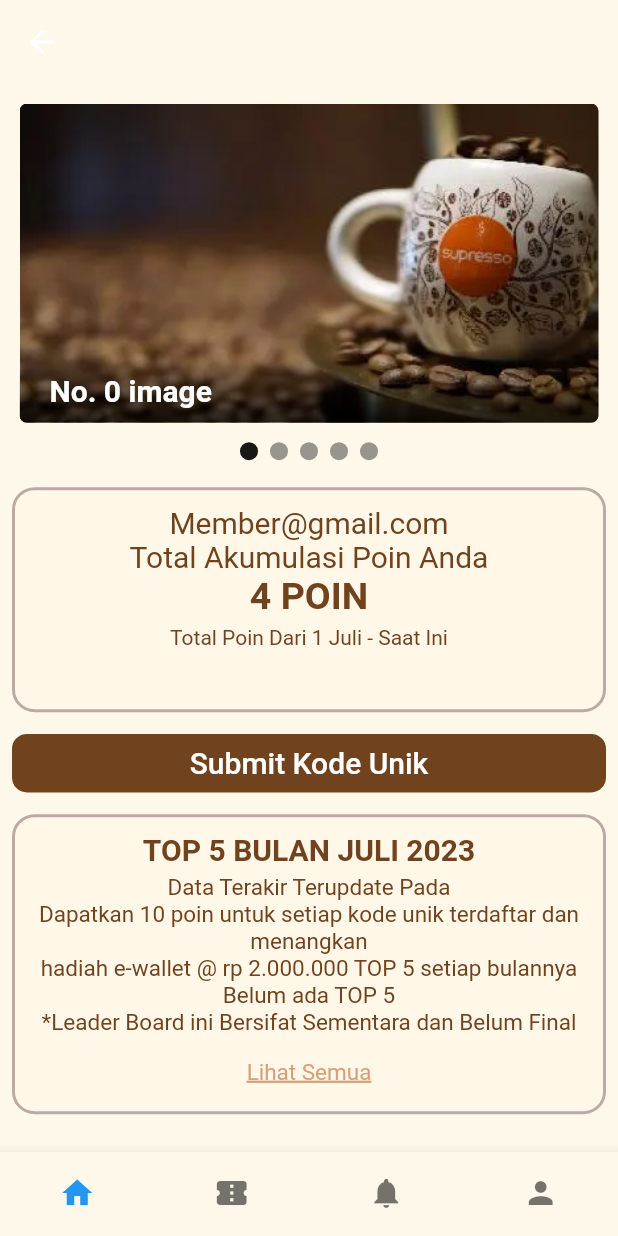
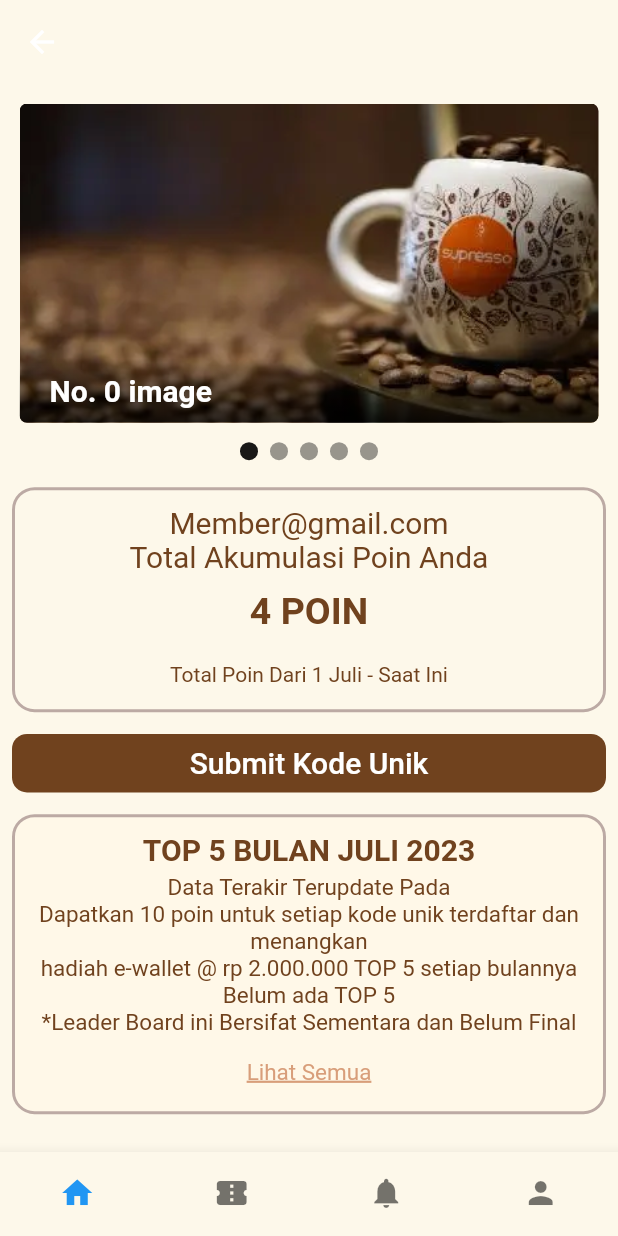
Before and after one commit to RonwasHere/dio, a Flutter app: the MainScreen screen opened directly, on a phone screen of 412 x 824 dp. Run offline on Flutter 3.47's test engine with Material 2 defaults, Android fonts, the phone set to English and light mode, and no system bars; drawn by our look-alikes of carousel_slider; our stand-ins replace gallery_saver.

Commit message:
fix = make it more clean code

```diff
--- a/lib/dua_page.dart
+++ b/lib/dua_page.dart
@@ -129,7 +129,7 @@ class _DuaPageState extends State<DuaPage> {
                       style: TextStyle(
                         fontSize: 18,
                         fontWeight: FontWeight.bold,
-                        color: Color(0xff70421e),
+                        color: kBrownColor,
                       ),
                       textAlign: TextAlign.center,
                     ),
@@ -137,7 +137,7 @@ class _DuaPageState extends State<DuaPage> {
                       'Masukkan kode unik yang tertera pada kemasan dan menangkan \nhadiah langsung Pulsa, Logam Mulia hingga Iphone 14',
                       style: TextStyle(
                         fontSize: 15,
-                        color: Color(0xff70421e),
+                        color: kBrownColor,
                       ),
                       textAlign: TextAlign.center,
                     ),
@@ -156,7 +156,7 @@ class _DuaPageState extends State<DuaPage> {
                     decoration: BoxDecoration(
                       borderRadius: BorderRadius.circular(10),
                       border: Border.all(
-                        color: Color(0xff70421e),
+                        color: kBrownColor,
                         width: 3,
                       ),
                     ),
@@ -189,7 +189,7 @@ class _DuaPageState extends State<DuaPage> {
                     width: MediaQuery.of(context).size.width,
                     child: TextButton(
                       style: TextButton.styleFrom(
-                        backgroundColor: Color(0xff70421e),
+                        backgroundColor: kBrownColor,
                         shape: RoundedRectangleBorder(
                           borderRadius: BorderRadius.circular(10),
                         ),
@@ -201,7 +201,7 @@ class _DuaPageState extends State<DuaPage> {
                         'Kirim ',
                         style: TextStyle(
                           fontSize: 20,
-                          color: Colors.white,
+                          color: kWhiteColor,
                         ),
                       ),
                     ),
@@ -212,7 +212,7 @@ class _DuaPageState extends State<DuaPage> {
           ),
         ),
       ),
-      backgroundColor: Color(0xfffdf8ea), //untuk warna background body aplikasi
+      backgroundColor: kWhiteColor, //untuk warna background body aplikasi
     );
   }
 }
--- a/lib/main/main_screen.dart
+++ b/lib/main/main_screen.dart
@@ -51,7 +51,7 @@ class _MainScreenState extends State<MainScreen> {
             label: "Voucher",
           ),
           BottomNavigationBarItem(
-            icon: Icon(Icons.person),
+            icon: Icon(Icons.person), //HLMN PROFIL
             label: "Akun",
           ),
         ],
--- a/lib/satu_page.dart
+++ b/lib/satu_page.dart
@@ -137,7 +137,7 @@ class _SatuPageState extends State<SatuPage> {
                     color: (Colors.brown[200])!,
                     width: 2,
                   ),
-                  color: Color(0xfffff8e8),
+                  color: kWhiteColor,
                 ),
                 child: Padding(
                   padding: EdgeInsets.all(10),
@@ -145,26 +145,34 @@ class _SatuPageState extends State<SatuPage> {
                     children: [
                       Text(
                         'Member@gmail.com',
-                        style:
-                            TextStyle(fontSize: 20, color: Color(0xff70421e)),
+                        style: TextStyle(
+                          fontSize: 20,
+                          color: kBrownColor,
+                        ),
                       ),
                       Text(
                         'Total Akumulasi Poin Anda',
-                        style:
-                            TextStyle(fontSize: 20, color: Color(0xff70421e)),
+                        style: TextStyle(
+                          fontSize: 20,
+                          color: kBrownColor,
+                        ),
                       ),
+                      SizedBox(height: 10),
                       Text(
                         '4 POIN',
                         style: TextStyle(
-                            fontSize: 25,
-                            fontWeight: FontWeight.bold,
-                            color: Color(0xff70421e)),
+                          fontSize: 25,
+                          fontWeight: FontWeight.bold,
+                          color: kBrownColor,
+                        ),
                       ),
-                      SizedBox(height: 5),
+                      SizedBox(height: 20),
                       Text(
                         'Total Poin Dari 1 Juli - Saat Ini',
-                        style:
-                            TextStyle(fontSize: 14, color: Color(0xff70421e)),
+                        style: TextStyle(
+                          fontSize: 14,
+                          color: kBrownColor,
+                        ),
                       ),
                     ],
                   ),
@@ -176,7 +184,7 @@ class _SatuPageState extends State<SatuPage> {
                 width: MediaQuery.of(context).size.width,
                 child: TextButton(
                   style: TextButton.styleFrom(
-                    backgroundColor: Color(0xff70421e),
+                    backgroundColor: kBrownColor,
                     shape: RoundedRectangleBorder(
                       borderRadius: BorderRadius.circular(10),
                     ),
@@ -216,35 +224,42 @@ class _SatuPageState extends State<SatuPage> {
                         style: TextStyle(
                           fontSize: 20,
                           fontWeight: FontWeight.bold,
-                          color: Color(0xff70421e),
+                          color: kBrownColor,
                         ),
                       ),
                       SizedBox(height: 5),
                       Text(
                         'Data Terakir Terupdate Pada',
-                        style:
-                            TextStyle(fontSize: 15, color: Color(0xff70421e)),
+                        style: TextStyle(
+                          fontSize: 15,
+                          color: kBrownColor,
+                        ),
                       ),
                       Text(
                         'Dapatkan 10 poin untuk setiap kode unik terdaftar dan menangkan',
-                        style:
-                            TextStyle(fontSize: 15, color: Color(0xff70421e)),
+                        style: TextStyle(
+                          fontSize: 15,
+                          color: kBrownColor,
+                        ),
                         textAlign: TextAlign.center,
                       ),
                       Text(
                         'hadiah e-wallet @ rp 2.000.000 TOP 5 setiap bulannya',
-                        style:
-                            TextStyle(fontSize: 15, color: Color(0xff70421e)),
+                        style: TextStyle(
+                          fontSize: 15,
+                          color: kBrownColor,
+                        ),
                       ),
                       Text(
                         'Belum ada TOP 5',
-                        style:
-                            TextStyle(fontSize: 15, color: Color(0xff70421e)),
+                        style: TextStyle(
+                          fontSize: 15,
+                          color: kBrownColor,
+                        ),
                       ),
                       Text(
                         '*Leader Board ini Bersifat Sementara dan Belum Final',
-                        style:
-                            TextStyle(fontSize: 15, color: Color(0xff70421e)),
+                        style: TextStyle(fontSize: 15, color: kBrownColor),
                       ),
                       SizedBox(height: 15),
                       Text(
@@ -266,7 +281,7 @@ class _SatuPageState extends State<SatuPage> {
         ),
       ),
 
-      backgroundColor: Color(0xfffdf8ea), //untuk warna background
+      backgroundColor: kWhiteColor, //untuk warna background
     );
   }
 }
```
